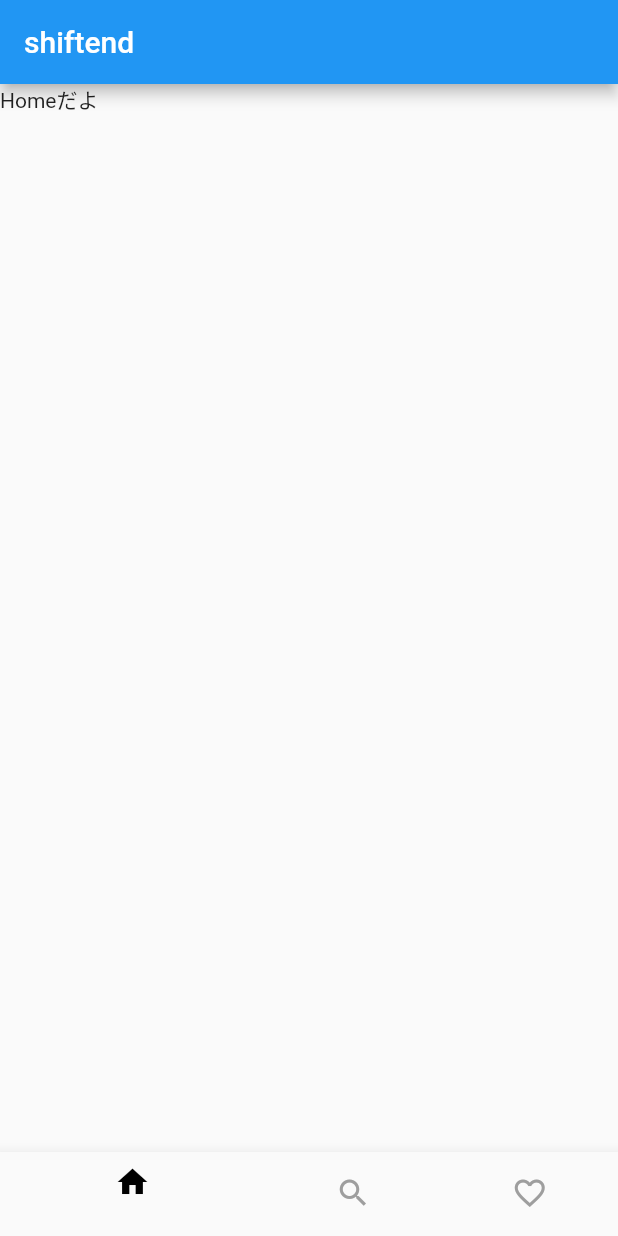
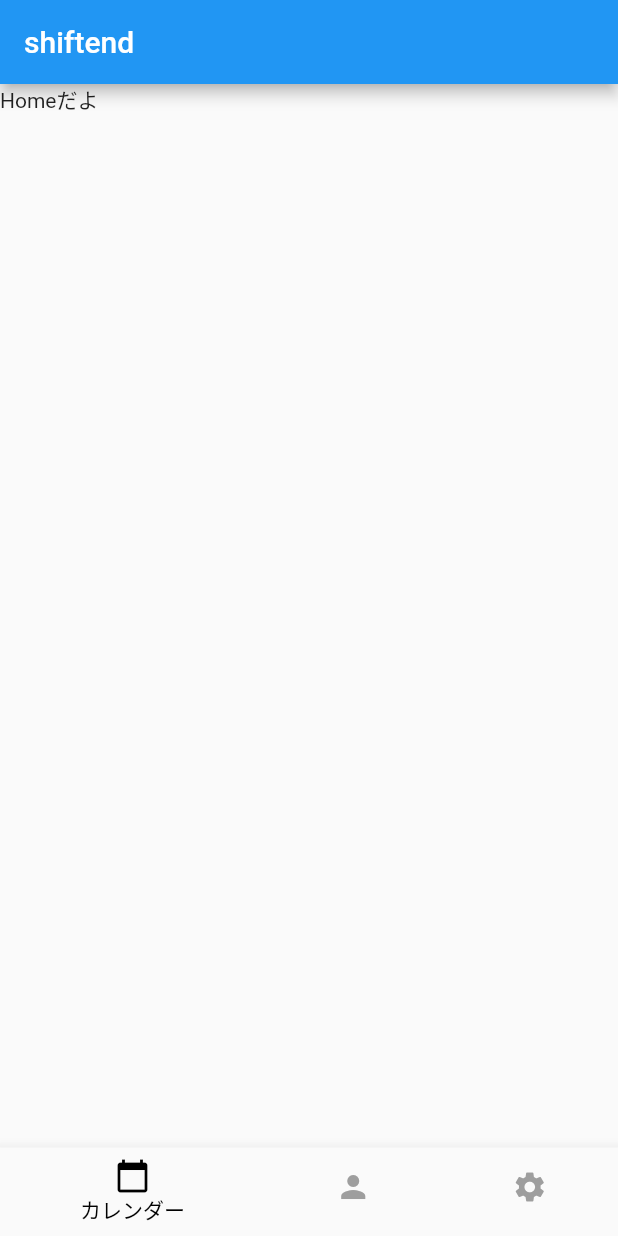
Before and after one commit to team-x-fun/shiftend, a Flutter app: the screen it shows after launch, on a phone screen of 412 x 824 dp. Run offline on Flutter 3.47's test engine with Material 2 defaults, Android fonts, the phone set to English and light mode, and no system bars.

Commit message:
fix BarItem

```diff
--- a/lib/main.dart
+++ b/lib/main.dart
@@ -45,16 +45,16 @@ class _MainState extends State<Main> {
         type: BottomNavigationBarType.shifting,
         items: [
           BottomNavigationBarItem(
-            icon: Icon(Icons.home),
-            title: Text(''),
+            icon: Icon(Icons.calendar_today),
+            title: Text('カレンダー'),
           ),
           BottomNavigationBarItem(
-            icon: Icon(Icons.search),
-            title: Text(''),
+            icon: Icon(Icons.person),
+            title: Text('メンバー'),
           ),
           BottomNavigationBarItem(
-            icon: Icon(Icons.favorite_border),
-            title: Text(''),
+            icon: Icon(Icons.settings),
+            title: Text('その他'),
           )
         ],
       ),
```
